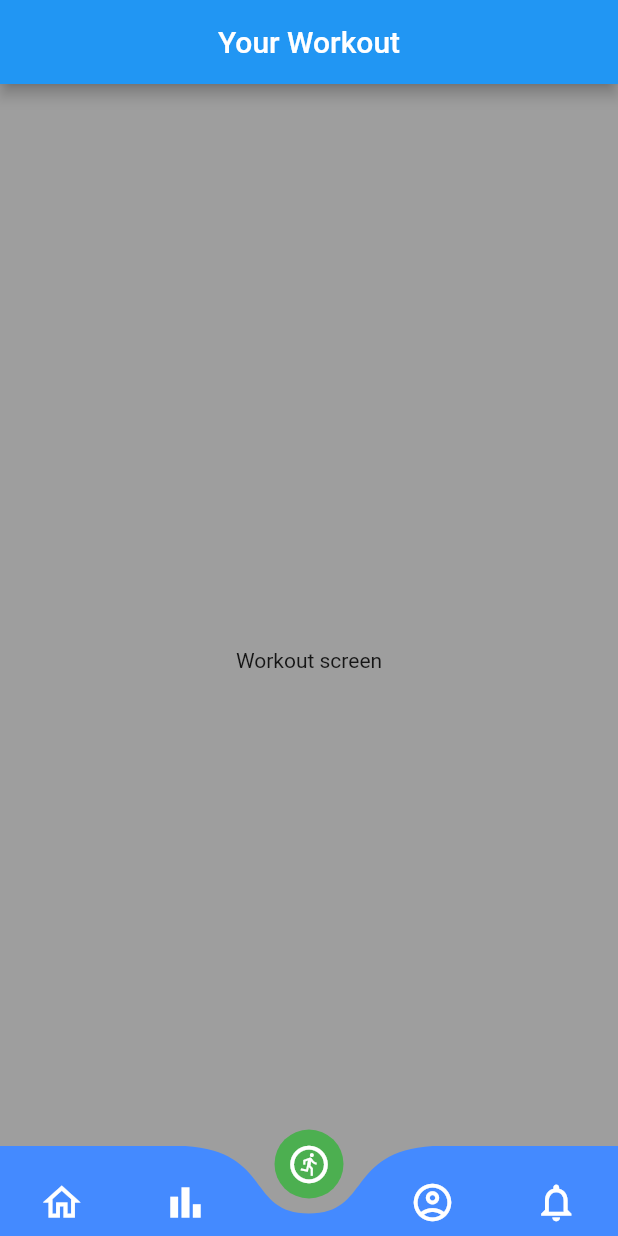
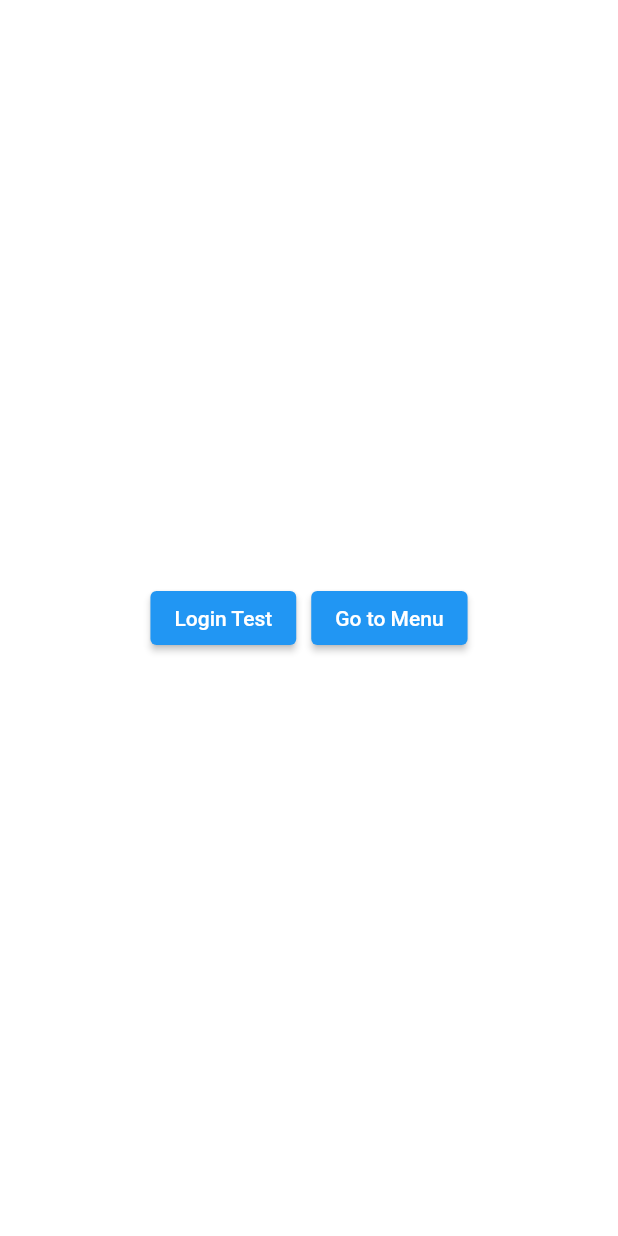
Before and after one commit to KhornSokheng/home_fitness_app, a Flutter app: the screen it shows after launch, on a phone screen of 412 x 824 dp. Run offline on Flutter 3.47's test engine with Material 2 defaults, Android fonts, the phone set to English and light mode, and no system bars; drawn by our look-alikes of curved_navigation_bar; our stand-ins replace badges, font_awesome_flutter.

Commit message:
change wrapper to two buttons, alert dialog

```diff
--- a/lib/providers/events_provider.dart
+++ b/lib/providers/events_provider.dart
@@ -6,6 +6,10 @@ class EventsProvider extends ChangeNotifier{
   List<Event> events = [
     Event(name: 'first event', date: DateTime.now(), status: 'new'),
     Event(name: 'second event', date: DateTime.now(), status: 'new'),
+    Event(name: 'third event', date: DateTime.now(), status: 'done'),
+    Event(name: 'second event', date: DateTime.now(), status: 'new'),
+    Event(name: 'third event', date: DateTime.now(), status: 'done'),
+    Event(name: 'second event', date: DateTime.now(), status: 'new'),
     Event(name: 'third event', date: DateTime.now(), status: 'done')
   ];
 
--- a/lib/screens/wrapper.dart
+++ b/lib/screens/wrapper.dart
@@ -1,13 +1,51 @@
 import 'package:flutter/material.dart';
 import 'package:home_fitness/screens/home/home.dart';
 import 'package:home_fitness/screens/menu/launcher.dart';
+import 'package:home_fitness/screens/notification/notification.dart';
 
 class Wrapper extends StatelessWidget {
   const Wrapper({Key? key}) : super(key: key);
 
   @override
   Widget build(BuildContext context) {
-    return const Launcher();
+    // return const Launcher();
+    return LoginOrMenu();
 
   }
 }
+
+class LoginOrMenu extends StatelessWidget {
+  Widget build(BuildContext context) {
+    return Center(
+      child: Row(
+        mainAxisAlignment: MainAxisAlignment.center,
+        children: [
+          ElevatedButton(
+              onPressed: () {
+                Navigator.push(
+                    context,
+                    MaterialPageRoute(builder: (BuildContext context) {
+                      return Home();
+                    }));
+              },
+              child: Text('Login Test')
+          ),
+          SizedBox(width: 10,),
+          ElevatedButton(
+              onPressed: () {
+                // MaterialPageRoute(builder: (BuildContext context) {
+                //   return Launcher();
+                // });
+                Navigator.push(
+                    context,
+                    MaterialPageRoute(builder: (BuildContext context) {
+                      return Launcher();
+                    }));
+              },
+              child: Text('Go to Menu')
+          )
+        ],
+      ),
+    );
+  }
+}
```
Also changed, not shown: lib/screens/notification/add_event.dart (added, +82 -0 lines), lib/screens/notification/event_card.dart (+4 -4 lines), lib/screens/notification/notification.dart (+38 -2 lines).
